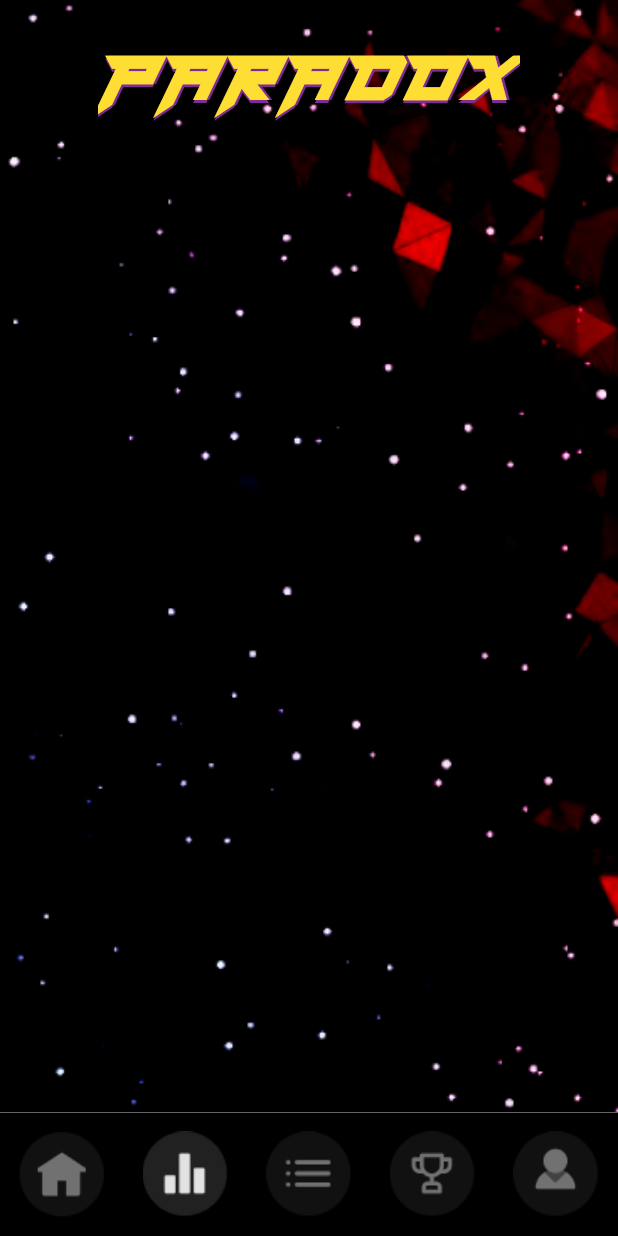
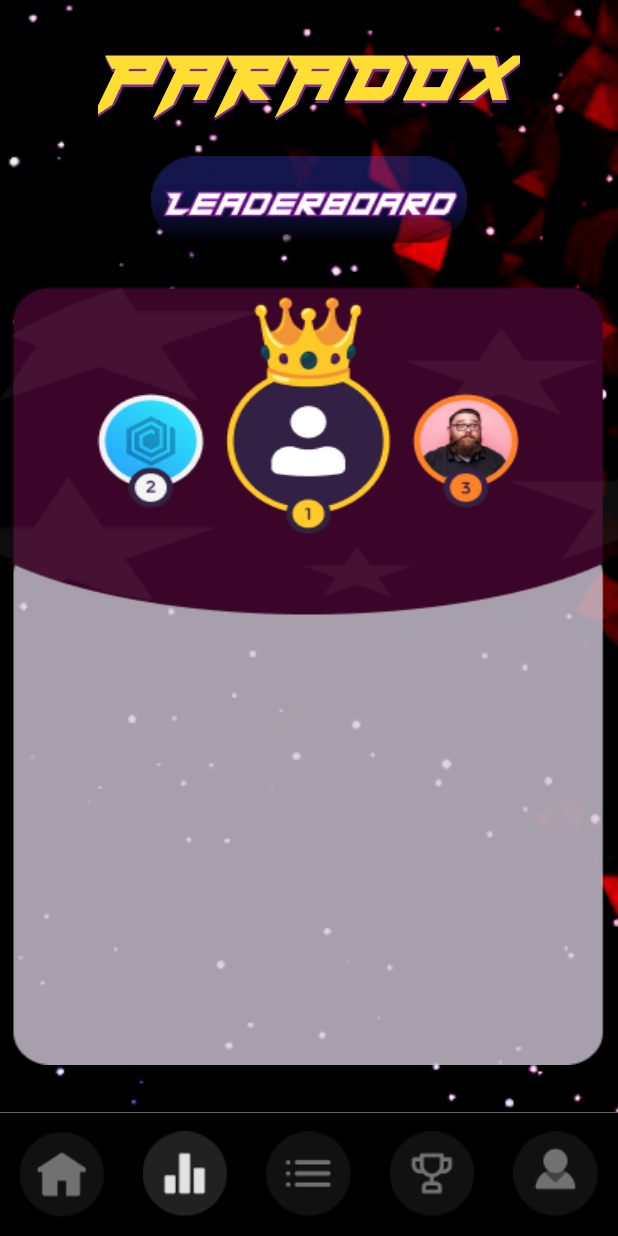
Before and after one commit to Amangupta0000/paradox2024_fronted, a Flutter app: the screen it shows after launch, item 2 of the bottom bar chosen, on a phone screen of 412 x 824 dp. Run offline on Flutter 3.47's test engine with Material 3 defaults, Android fonts, the phone set to English and light mode, and no system bars; our stand-ins replace dio, firebase_core, get, shared_preferences; missing offline and left inert: flutter_timer_countdown; accounts and stored records are empty.

Commit message:
Leaderboard layout

```diff
--- a/lib/leaderboardPage.dart
+++ b/lib/leaderboardPage.dart
@@ -67,6 +67,22 @@
                 ],
               ),
             ),
+            SizedBox(
+              height: screenHeight * 0.1,
+              child: Image.asset('assets/leaderboard_text.png'),
+            ),
+            Stack(
+              children: [
+                SizedBox(
+                  height: screenHeight * 0.65,
+                  width: double.infinity,
+                  child: Image.asset(
+                    'assets/leaderboard_bg.png',
+                    fit: BoxFit.fill,
+                  ),
+                ),
+              ],
+            )
           ],
         ),
       ),
```
Also changed, not shown: assets/leaderboard_bg.png, assets/leaderboard_text.png (added).
